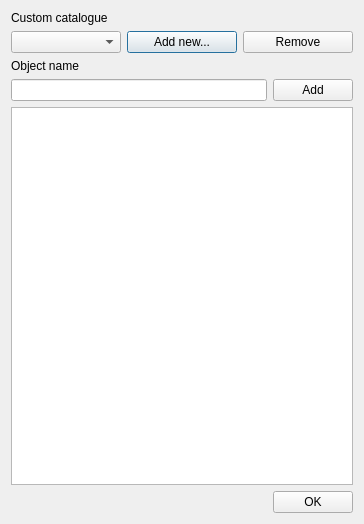
This is caddcustomobject.ui in PavelMr/skytechx as Qt 5 draws it before an edit. The edited form follows.
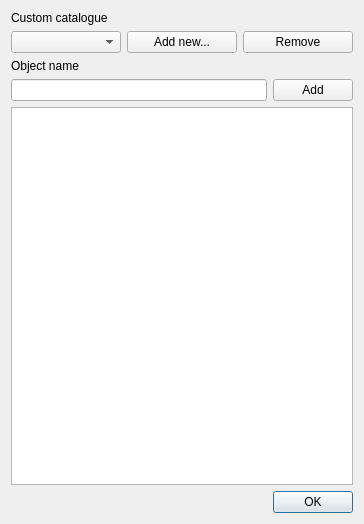
This is the edited form.

Patch:
```diff
--- a/caddcustomobject.ui
+++ b/caddcustomobject.ui
@@ -96,6 +96,9 @@
          <property name="text">
           <string>OK</string>
          </property>
+         <property name="default">
+          <bool>true</bool>
+         </property>
         </widget>
        </item>
       </layout>
```
